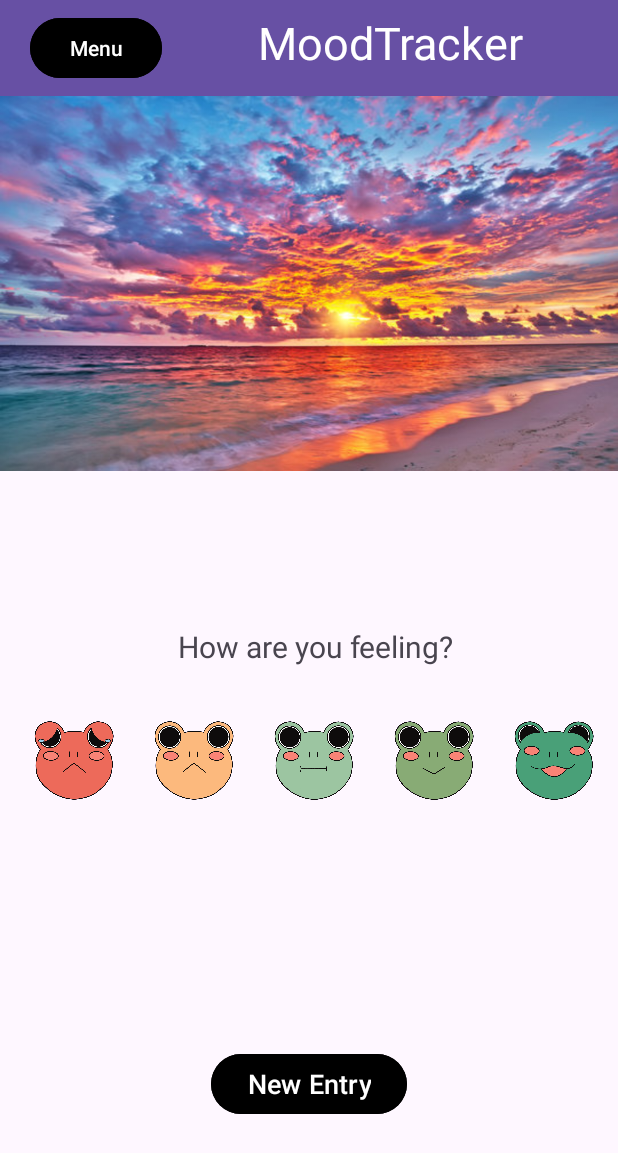
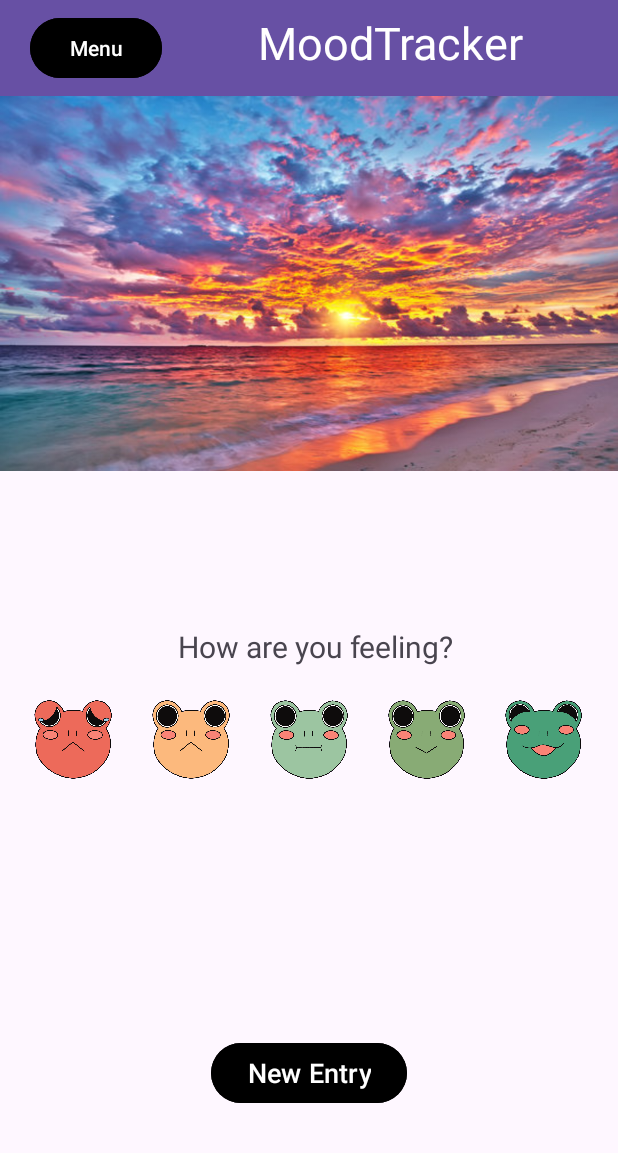
Before and after one commit to kinjals0130/MoodTracker_Application, an Android app: the screen it shows after launch (MainActivity), on a phone screen of 412 x 824 dp. Shown: the top 1153 px of the screen. Run offline under Robolectric (Android 15) with nearby library versions, the phone set to English and light mode, and no system bars.

Commit message:
Remove horizontal scroll view from Activity main
add todo Message on activity_note

```diff
--- a/app/src/main/res/layout/activity_main.xml
+++ b/app/src/main/res/layout/activity_main.xml
@@ -44,22 +44,16 @@
         app:layout_constraintTop_toBottomOf="@+id/materialToolbar"
         app:layout_constraintVertical_bias="0.0" />
 
-    <HorizontalScrollView
-        android:id="@+id/horizontalScrollView"
+
+    <LinearLayout
+        android:id="@+id/QuickLaunchButtons"
         android:layout_width="wrap_content"
         android:layout_height="wrap_content"
-        android:layout_marginStart="10dp"
-        android:layout_marginTop="14dp"
-        android:layout_marginEnd="10dp"
+        android:orientation="horizontal"
+        android:padding="10dp"
         app:layout_constraintEnd_toEndOf="parent"
         app:layout_constraintStart_toStartOf="parent"
         app:layout_constraintTop_toBottomOf="@+id/textView">
-
-        <LinearLayout
-            android:layout_width="wrap_content"
-            android:layout_height="wrap_content"
-            android:orientation="horizontal"
-            android:padding="10dp">
 
         <Button
             android:id="@+id/btn_one"
@@ -68,7 +62,8 @@
             android:layout_margin="10dp"
             android:layout_weight="1"
             android:background="@drawable/level1frog"
-                android:foreground="@drawable/level1frog" />
+            android:foreground="@drawable/level1frog"
+            tools:ignore="ButtonStyle" />
 
         <Button
             android:id="@+id/btn_two"
@@ -77,7 +72,8 @@
             android:layout_margin="10dp"
             android:layout_weight="1"
             android:background="@drawable/level2frog"
-                android:foreground="@drawable/level2frog"/>
+            android:foreground="@drawable/level2frog"
+            tools:ignore="ButtonStyle" />
 
         <Button
             android:id="@+id/btn_three"
@@ -86,7 +82,8 @@
             android:layout_margin="10dp"
             android:layout_weight="1"
             android:background="@drawable/level3frog"
-                android:foreground="@drawable/level3frog"/>
+            android:foreground="@drawable/level3frog"
+            tools:ignore="ButtonStyle" />
 
         <Button
             android:id="@+id/btn_four"
@@ -96,7 +93,7 @@
             android:layout_weight="1"
             android:background="@drawable/level4frog"
             android:foreground="@drawable/level4frog"
-            />
+            tools:ignore="ButtonStyle" />
 
         <Button
             android:id="@+id/btn_five"
@@ -105,10 +102,10 @@
             android:layout_margin="10dp"
             android:layout_weight="1"
             android:background="@drawable/level5frog"
-                android:foreground="@drawable/level5frog"/>
+            android:foreground="@drawable/level5frog"
+            tools:ignore="ButtonStyle" />
 
     </LinearLayout>
-    </HorizontalScrollView>
 
     <TextView
         android:id="@+id/tv_moodMessage"
@@ -120,7 +117,7 @@
         android:textSize="16sp"
         app:layout_constraintEnd_toEndOf="parent"
         app:layout_constraintStart_toStartOf="parent"
-        app:layout_constraintTop_toBottomOf="@+id/horizontalScrollView" />
+        app:layout_constraintTop_toBottomOf="@+id/QuickLaunchButtons" />
 
     <Button
         android:id="@+id/btn_newEntry"
@@ -159,14 +156,6 @@
         app:layout_constraintTop_toTopOf="@+id/materialToolbar"
         app:layout_constraintVertical_bias="0.355" />
 
-<!--    <ImageButton-->
-<!--        android:id="@+id/imageButton2"-->
-<!--        android:layout_width="60dp"-->
-<!--        android:layout_height="60dp"-->
-<!--        android:layout_weight="1"-->
-<!--        android:scaleType="fitCenter"-->
-<!--        app:layout_constraintEnd_toEndOf="parent"-->
-<!--        app:layout_constraintTop_toTopOf="@+id/btn_newEntry"-->
-<!--        app:srcCompat="@drawable/level1_frog" />-->
+
 
 </androidx.constraintlayout.widget.ConstraintLayout>
--- a/app/src/main/res/layout/activity_note.xml
+++ b/app/src/main/res/layout/activity_note.xml
@@ -32,6 +32,7 @@
         app:layout_constraintStart_toStartOf="parent"
         app:layout_constraintTop_toBottomOf="@+id/materialToolbar4" />
 
+<!--    TODO: REPLACE WITH THE SAME CODE THAT WAS MODIFIED ON MAIN ACTIVITY-->
     <HorizontalScrollView
         android:id="@+id/horizontalScrollView"
         android:layout_width="match_parent"
```
Lines whose indentation alone changed are shown as unchanged.
